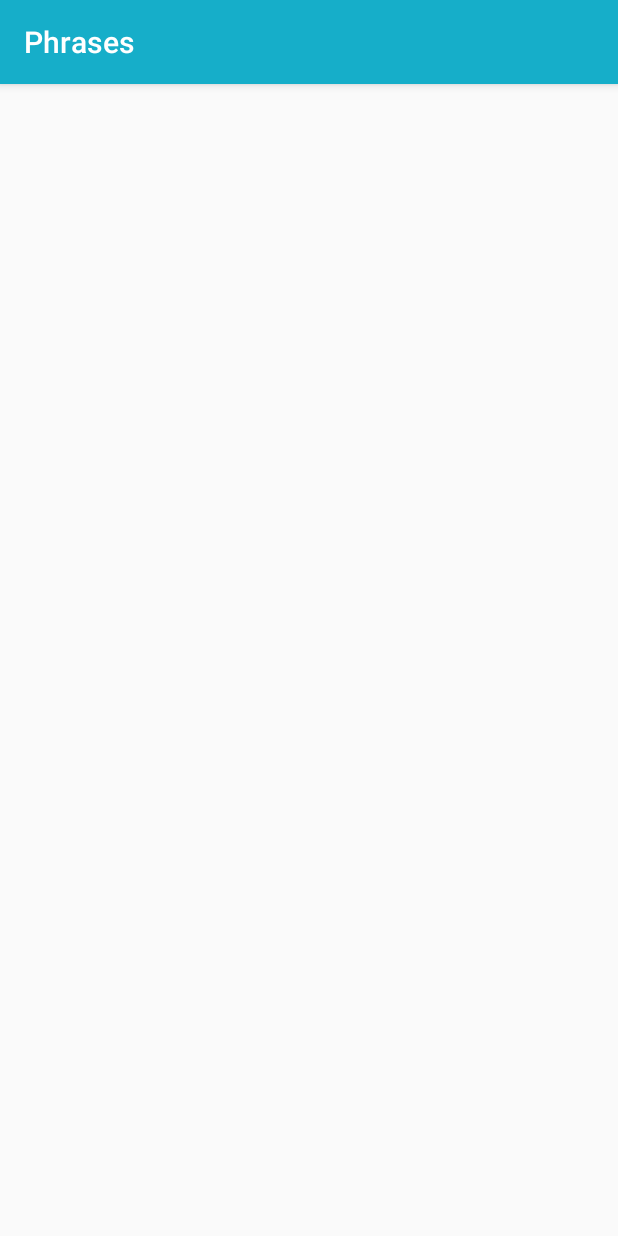
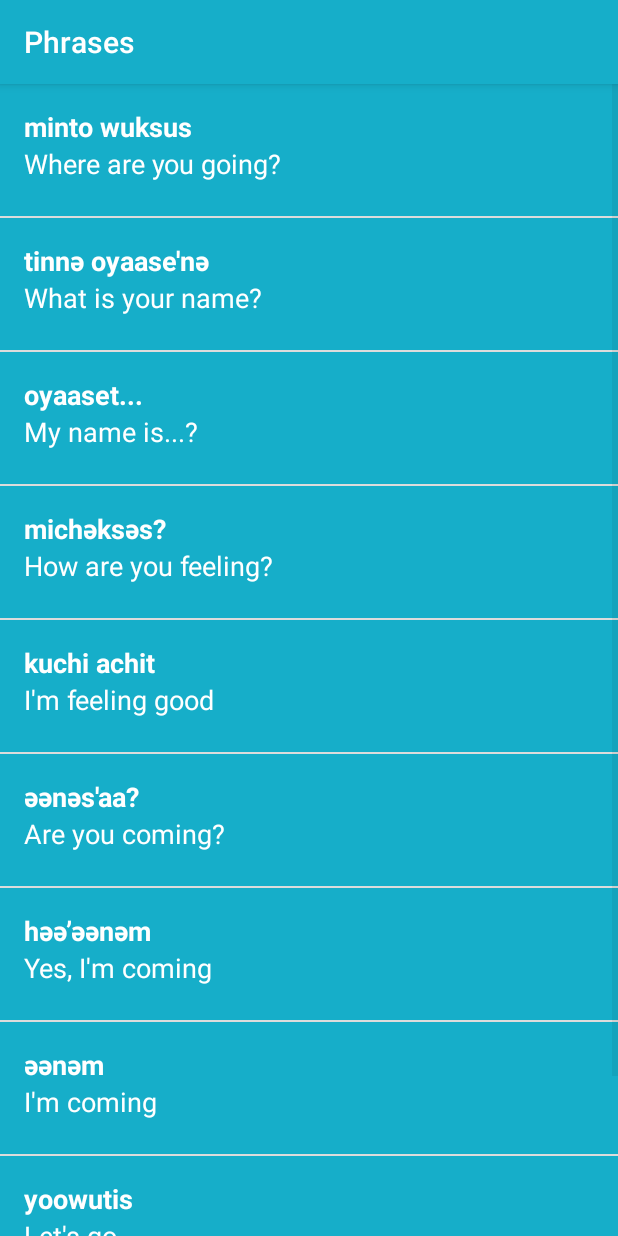
Before and after one commit to dheerajkotwani/MiwokApplication, an Android app: the Phrases screen opened directly, with no data from a screen before it, on a phone screen of 412 x 824 dp. Run offline under Robolectric (Android 15) with nearby library versions, the phone set to English and light mode, and no system bars.

Commit message:
Modify Phrases activity

```diff
--- a/app/src/main/java/project/tronku/miwokapplication/Phrases.java
+++ b/app/src/main/java/project/tronku/miwokapplication/Phrases.java
@@ -2,6 +2,9 @@ package project.tronku.miwokapplication;
 
 import android.support.v7.app.AppCompatActivity;
 import android.os.Bundle;
+import android.widget.ListView;
+
+import java.util.ArrayList;
 
 public class Phrases extends AppCompatActivity {
 
@@ -9,5 +12,22 @@ public class Phrases extends AppCompatActivity {
     protected void onCreate(Bundle savedInstanceState) {
         super.onCreate(savedInstanceState);
         setContentView(R.layout.activity_phrases);
+
+        ArrayList<Word> words=new ArrayList<Word>();
+
+        words.add(new Word("Where are you going?","minto wuksus",-1));
+        words.add(new Word("What is your name?","tinnә oyaase'nә",-1));
+        words.add(new Word("My name is...?","oyaaset...",-1));
+        words.add(new Word("How are you feeling?","michәksәs?",-1));
+        words.add(new Word("I'm feeling good","kuchi achit",-1));
+        words.add(new Word("Are you coming?","әәnәs'aa?",-1));
+        words.add(new Word("Yes, I'm coming","hәә’әәnәm",-1));
+        words.add(new Word("I'm coming","әәnәm",-1));
+        words.add(new Word("Let's go","yoowutis",-1));
+        words.add(new Word("Come here","әnni'nem",-1));
+
+        WordAdapter itemAdapter= new WordAdapter(this, words, R.color.phrases);
+        ListView listView=(ListView) findViewById(R.id.list);
+        listView.setAdapter(itemAdapter);
     }
 }
--- a/app/src/main/res/layout/activity_phrases.xml
+++ b/app/src/main/res/layout/activity_phrases.xml
@@ -1,9 +1,9 @@
 <?xml version="1.0" encoding="utf-8"?>
-<android.support.constraint.ConstraintLayout xmlns:android="http://schemas.android.com/apk/res/android"
+<ListView xmlns:android="http://schemas.android.com/apk/res/android"
     xmlns:app="http://schemas.android.com/apk/res-auto"
     xmlns:tools="http://schemas.android.com/tools"
     android:layout_width="match_parent"
     android:layout_height="match_parent"
-    tools:context=".Phrases">
-
-</android.support.constraint.ConstraintLayout>
+    tools:context=".Phrases"
+    android:id="@+id/list"
+    android:orientation="vertical"/>
```
